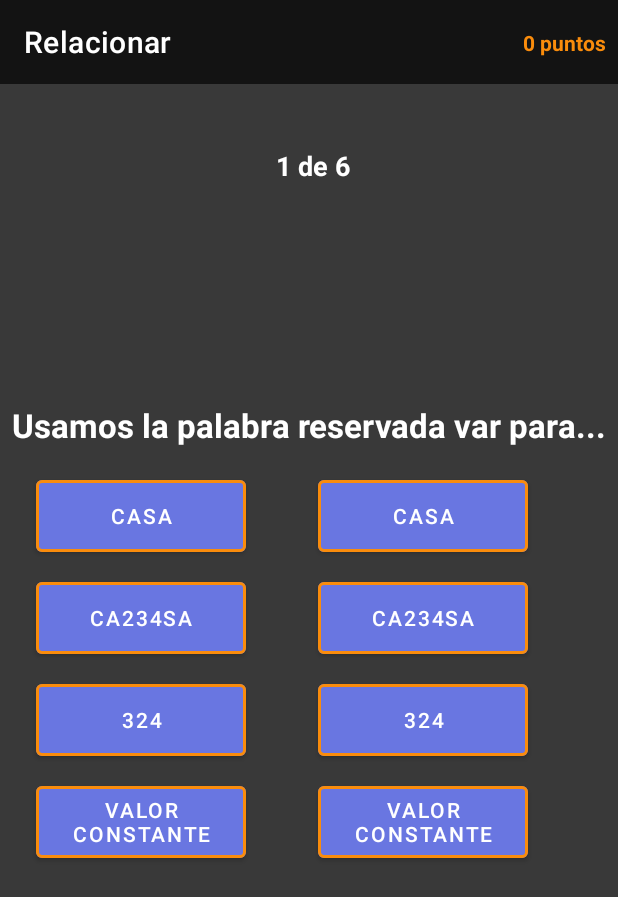
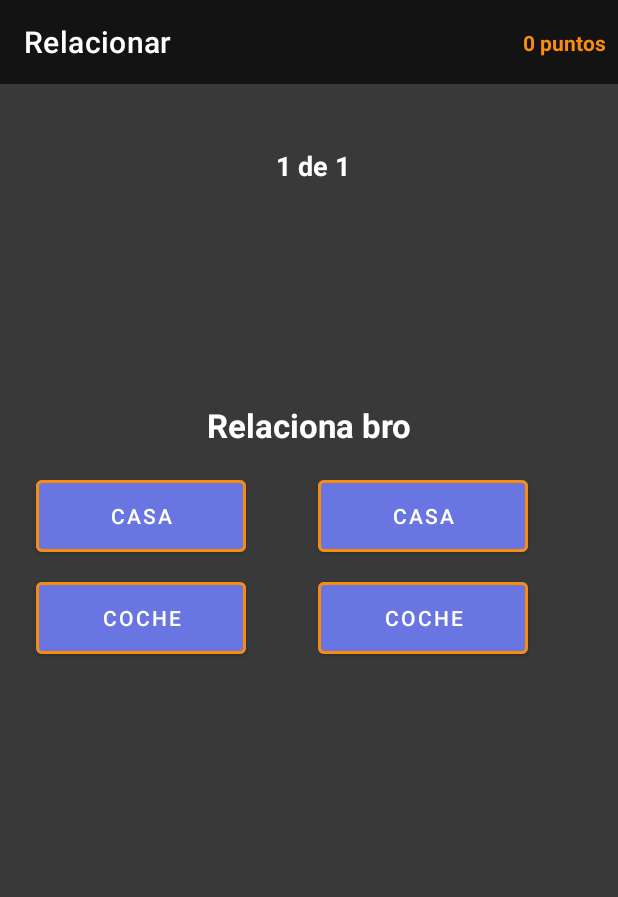
Before and after one commit to TheHypnoo/PlayWithLessons, an Android app: the RelateFragment screen opened directly, with no data from a screen before it, after a tap on "CASA", on a phone screen of 412 x 824 dp. Shown: the top 897 px of the screen. Run offline under Robolectric (Android 15) with nearby library versions, the phone set to English and light mode, and no system bars.

Commit message:
Testing RelateDataAnswers

```diff
--- a/app/src/main/java/com/upitnik/playwithlessons/data/model/relate/RelateData.kt
+++ b/app/src/main/java/com/upitnik/playwithlessons/data/model/relate/RelateData.kt
@@ -2,6 +2,15 @@ package com.upitnik.playwithlessons.data.model.relate
 
 import java.io.Serializable
 
-data class RelateData(val title: String, val answers: List<RelateAnswerData>) : Serializable
+data class RelateData(
+    val answers: List<RelateAnswers>,
+) : Serializable
 
-data class RelateAnswerData(val title: String, val correct: String) : Serializable
+data class RelateAnswers(
+    val answerLeft: List<RelateAnswerLeft>,
+    val answerRight: List<RelateAnswerRight>
+)
+
+data class RelateAnswerLeft(val title: String, val correct: String) : Serializable
+
+data class RelateAnswerRight(val title: String, val correct: String) : Serializable
--- a/app/src/main/java/com/upitnik/playwithlessons/data/model/relate/RelateProvider.kt
+++ b/app/src/main/java/com/upitnik/playwithlessons/data/model/relate/RelateProvider.kt
@@ -6,55 +6,39 @@ class RelateProvider {
 
             return listOf(
                 RelateData(
-                    title = "Usamos la palabra reservada var para...",
-                    answers = listOf(
-                        RelateAnswerData(title = "Casa", correct = "Casa"),
-                        RelateAnswerData(title = "Ca234sa", correct = "Cas234a"),
-                        RelateAnswerData(title = "324", correct = "Ca3242sa"),
-                        RelateAnswerData(title = "Valor constante", correct = "Variable")
+                    getAnswers()
+                ),
+            )
+        }
+
+        fun getAnswers(): List<RelateAnswers> {
+            return listOf(
+                RelateAnswers(
+                    answerLeft = listOf(
+                        RelateAnswerLeft(title = "Casa", correct = "Jardin"),
+                        RelateAnswerLeft(title = "Coche", correct = "Volante"),
+                        RelateAnswerLeft(title = "Internet", correct = "Ordenador"),
+                        RelateAnswerLeft(title = "Movil", correct = "Llamada")
+                    ),
+                    answerRight = listOf(
+                        RelateAnswerRight(title = "Jardin", correct = "Casa"),
+                        RelateAnswerRight(title = "Volante", correct = "Coche"),
+                        RelateAnswerRight(title = "Ordenador", correct = "Internet"),
+                        RelateAnswerRight(title = "Llamada", correct = "Movil")
                     )
                 ),
-                RelateData(
-                    title = "Esto es una prueba",
-                    answers = listOf(
-                        RelateAnswerData(title = "Variable", correct = "PEPE"),
-                        RelateAnswerData(title = "Valor constante", correct = "Volante"),
-                        RelateAnswerData(title = "Compilar la app", correct = "Volante")
-                    )
-                ),
-                RelateData(
-                    title = "Esto es una prueba",
-                    answers = listOf(
-                        RelateAnswerData(title = "adw", correct = "Volante"),
-                        RelateAnswerData(title = "adwd constante", correct = "Volante"),
-                        RelateAnswerData(title = "Compilar dawd app", correct = "Volante")
-                    )
-                ),
-                RelateData(
-                    title = "adw...",
-                    answers = listOf(
-                        RelateAnswerData(title = "Variable", correct = "Volante"),
-                        RelateAnswerData(title = "Valor constante", correct = "Volante"),
-                        RelateAnswerData(title = "Crear una función", correct = "Volante"),
-                        RelateAnswerData(title = "Compilar la app", correct = "Volante")
-                    )
-                ),
-                RelateData(
-                    title = "Esto es dqwdba",
-                    answers = listOf(
-                        RelateAnswerData(title = "Variable", correct = "Volante"),
-                        RelateAnswerData(title = "Valor constante", correct = "Volante"),
-                        RelateAnswerData(title = "Crear una función", correct = "Volante"),
-                        RelateAnswerData(title = "Compilar la app", correct = "Volante")
-                    )
-                ),
-                RelateData(
-                    title = "Esto es unqwdeueba",
-                    answers = listOf(
-                        RelateAnswerData(title = "adw", correct = "Volante"),
-                        RelateAnswerData(title = "adwd constante", correct = "Volante"),
-                        RelateAnswerData(title = "dwad una función", correct = "Volante"),
-                        RelateAnswerData(title = "Compilar dawd app", correct = "Volante")
+                RelateAnswers(
+                    answerLeft = listOf(
+                        RelateAnswerLeft(title = "Casa", correct = "Jardin"),
+                        RelateAnswerLeft(title = "Coche", correct = "Volante"),
+                        RelateAnswerLeft(title = "Internet", correct = "Ordenador"),
+                        RelateAnswerLeft(title = "Movil", correct = "Llamada")
+                    ),
+                    answerRight = listOf(
+                        RelateAnswerRight(title = "Jardin", correct = "Casa"),
+                        RelateAnswerRight(title = "Volante", correct = "Coche"),
+                        RelateAnswerRight(title = "Ordenador", correct = "Internet"),
+                        RelateAnswerRight(title = "Llamada", correct = "Movil")
                     )
                 )
             )
--- a/app/src/main/java/com/upitnik/playwithlessons/ui/questions/ActivityQuestions.kt
+++ b/app/src/main/java/com/upitnik/playwithlessons/ui/questions/ActivityQuestions.kt
@@ -8,9 +8,8 @@ import android.os.Handler
 import android.os.Looper
 import com.upitnik.playwithlessons.data.model.questions.QuestionProvider
 import com.upitnik.playwithlessons.R
-import com.upitnik.playwithlessons.data.model.questions.AnswerData
 import com.upitnik.playwithlessons.data.model.questions.QuestionData
-import com.upitnik.playwithlessons.data.model.relate.RelateData
+import com.upitnik.playwithlessons.data.model.relate.RelateAnswers
 import com.upitnik.playwithlessons.databinding.ActivityPrincipalBinding
 import com.upitnik.playwithlessons.ui.relate.OnRelateButtonActionListener
 
@@ -71,7 +70,7 @@ class ActivityQuestions : AppCompatActivity(), OnRelateButtonActionListener {
         fragmentTransaction.commit()
     }
 
-    override fun onAnswerClickedRelate(answer: RelateData) {
+    override fun onAnswerClickedRelate(answer: RelateAnswers) {
         Handler(Looper.myLooper()!!).postDelayed(
             {
                 updateView(answer)
@@ -80,7 +79,7 @@ class ActivityQuestions : AppCompatActivity(), OnRelateButtonActionListener {
         )
     }
 
-    private fun updateView(answer: RelateData) {
+    private fun updateView(answer: RelateAnswers) {
         /*if(answer.isCorrect){
             setPoints()
         }*/
--- a/app/src/main/java/com/upitnik/playwithlessons/ui/questions/OnQuestionActionListener.kt
+++ b/app/src/main/java/com/upitnik/playwithlessons/ui/questions/OnQuestionActionListener.kt
@@ -1,9 +1,7 @@
 package com.upitnik.playwithlessons.ui.questions
 
 import com.upitnik.playwithlessons.data.model.questions.AnswerData
-import com.upitnik.playwithlessons.data.model.relate.RelateAnswerData
 
 interface OnQuestionActionListener {
     fun onAnswerClickedQuestions(answer: AnswerData)
-    fun onAnswerClickedRelate(answer: RelateAnswerData)
 }
--- a/app/src/main/java/com/upitnik/playwithlessons/ui/relate/OnRelateButtonActionListener.kt
+++ b/app/src/main/java/com/upitnik/playwithlessons/ui/relate/OnRelateButtonActionListener.kt
@@ -1,7 +1,7 @@
 package com.upitnik.playwithlessons.ui.relate
 
-import com.upitnik.playwithlessons.data.model.relate.RelateData
+import com.upitnik.playwithlessons.data.model.relate.RelateAnswers
 
 interface OnRelateButtonActionListener {
-    fun onAnswerClickedRelate(answer: RelateData)
+    fun onAnswerClickedRelate(answer: RelateAnswers)
 }
--- a/app/src/main/java/com/upitnik/playwithlessons/ui/relate/RelateFragment.kt
+++ b/app/src/main/java/com/upitnik/playwithlessons/ui/relate/RelateFragment.kt
@@ -6,16 +6,14 @@ import android.view.View
 import android.widget.Button
 import androidx.fragment.app.Fragment
 import androidx.recyclerview.widget.ConcatAdapter
-import androidx.recyclerview.widget.LinearLayoutManager
 import com.upitnik.playwithlessons.R
-import com.upitnik.playwithlessons.data.model.relate.RelateAnswerData
+import com.upitnik.playwithlessons.data.model.relate.RelateAnswerLeft
+import com.upitnik.playwithlessons.data.model.relate.RelateAnswerRight
+import com.upitnik.playwithlessons.data.model.relate.RelateAnswers
 import com.upitnik.playwithlessons.data.model.relate.RelateData
-import com.upitnik.playwithlessons.databinding.FragmentLoginBinding
 import com.upitnik.playwithlessons.databinding.FragmentRelateBinding
 import com.upitnik.playwithlessons.ui.questions.AnswerAdapter
-import com.upitnik.playwithlessons.ui.questions.AnswerViewHolder
 import com.upitnik.playwithlessons.ui.questions.OnQuestionActionListener
-import com.upitnik.playwithlessons.ui.questions.QuestionsFragment
 import com.upitnik.playwithlessons.ui.relate.adapters.RelateAdapter
 import com.upitnik.playwithlessons.ui.relate.adapters.concat.RelateLeftConcatAdapter
 import com.upitnik.playwithlessons.ui.relate.adapters.concat.RelateRightConcatAdapter
@@ -26,7 +24,7 @@ class RelateFragment : Fragment(R.layout.fragment_relate) {
     private var _binding: FragmentRelateBinding? = null
     private val binding get() = _binding!!
 
-    private var listener: OnQuestionActionListener? = null
+    private var listener: OnRelateButtonActionListener? = null
 
     lateinit var adapter: AnswerAdapter
 
@@ -63,7 +61,7 @@ class RelateFragment : Fragment(R.layout.fragment_relate) {
     }
 
     private fun initQuestion(questions: RelateData) {
-        initTitleQuestion(questions.title)
+        initTitleQuestion("Relaciona bro")
         initAnswerQuestion(questions.answers)
     }
 
@@ -71,8 +69,9 @@ class RelateFragment : Fragment(R.layout.fragment_relate) {
         binding.tvQuestion.text = title
     }
 
-    private fun initAnswerQuestion(answers: List<RelateAnswerData>) {
-       // binding.rvAnswer.layoutManager = LinearLayoutManager(requireContext())
+    private fun initAnswerQuestion(answers: List<RelateAnswers>) {
+        // binding.rvAnswer.layoutManager = LinearLayoutManager(requireContext())
+
         concatAdapter.apply {
             addAdapter(
                 0,
@@ -102,7 +101,7 @@ class RelateFragment : Fragment(R.layout.fragment_relate) {
         binding.rvAnswer.adapter = adapter*/
     }
 
-    private fun onAnswerSelected(result: RelateAnswerData, position: Int) {
+    private fun onAnswerSelected(result: RelateAnswers, position: Int) {
         val viewHolder = binding.rvAnswer.findViewHolderForAdapterPosition(position)
         //checkIsCorrect(result, (viewHolder  as AnswerViewHolder).btnAnswer)
 
@@ -111,7 +110,7 @@ class RelateFragment : Fragment(R.layout.fragment_relate) {
         listener?.onAnswerClickedRelate(result)
     }
 
-    private fun checkIsCorrect(answer: RelateAnswerData, button: Button){
+    private fun checkIsCorrect(answer: RelateAnswers, button: Button) {
         /*if(answer.isCorrect){
             button.setBackgroundColor(ContextCompat.getColor(requireContext(), R.color.green))
         }else{
@@ -122,7 +121,7 @@ class RelateFragment : Fragment(R.layout.fragment_relate) {
 
     override fun onAttach(context: Context) {
         super.onAttach(context)
-        if (context is OnQuestionActionListener) {
+        if (context is OnRelateButtonActionListener) {
             listener = context
         }
     }
--- a/app/src/main/java/com/upitnik/playwithlessons/ui/relate/adapters/RelateAdapter.kt
+++ b/app/src/main/java/com/upitnik/playwithlessons/ui/relate/adapters/RelateAdapter.kt
@@ -4,12 +4,11 @@ import android.view.LayoutInflater
 import android.view.ViewGroup
 import androidx.recyclerview.widget.RecyclerView
 import com.upitnik.playwithlessons.R
-import com.upitnik.playwithlessons.data.model.relate.RelateAnswerData
-import com.upitnik.playwithlessons.data.model.relate.RelateData
+import com.upitnik.playwithlessons.data.model.relate.*
 
 class RelateAdapter(
-    val answer: List<RelateAnswerData>,
-    val onAnswerSelected: (RelateAnswerData, Int) -> Unit
+    val answers: List<RelateAnswers>,
+    val onAnswerSelected: (RelateAnswers, Int) -> Unit
 ) : RecyclerView.Adapter<RelateViewHolder>() {
 
     override fun onCreateViewHolder(parent: ViewGroup, viewType: Int): RelateViewHolder {
@@ -17,10 +16,12 @@ class RelateAdapter(
         return RelateViewHolder(layoutInflater.inflate(R.layout.item_answer, parent, false))
     }
 
-    override fun getItemCount(): Int = answer.size
+    override fun getItemCount(): Int {
+        return answers.size
+    }
 
     override fun onBindViewHolder(holder: RelateViewHolder, position: Int) {
-        val item = answer[position]
+        val item = answers[position]
         holder.render(item, onAnswerSelected)
 
     }
--- a/app/src/main/java/com/upitnik/playwithlessons/ui/relate/adapters/RelateViewHolder.kt
+++ b/app/src/main/java/com/upitnik/playwithlessons/ui/relate/adapters/RelateViewHolder.kt
@@ -4,20 +4,19 @@ import android.view.View
 import android.widget.Button
 import androidx.recyclerview.widget.RecyclerView
 import com.upitnik.playwithlessons.R
-import com.upitnik.playwithlessons.data.model.relate.RelateAnswerData
-import com.upitnik.playwithlessons.data.model.relate.RelateData
+import com.upitnik.playwithlessons.data.model.relate.RelateAnswers
 
 class RelateViewHolder(view: View) : RecyclerView.ViewHolder(view) {
 
     val btnAnswer: Button = view.findViewById(R.id.btnAnswer)
 
     fun render(
-        answerData: RelateAnswerData,
-        onAnswerSelected: (RelateAnswerData, Int) -> Unit
+        answerData: RelateAnswers,
+        onAnswerSelected: (RelateAnswers, Int) -> Unit
     ){
-        btnAnswer.text = answerData.title
+        btnAnswer.text = answerData.answerLeft[absoluteAdapterPosition].title
         btnAnswer.setOnClickListener {
-            onAnswerSelected(answerData, adapterPosition)
+            onAnswerSelected(answerData, absoluteAdapterPosition)
         }
 
     }
```
